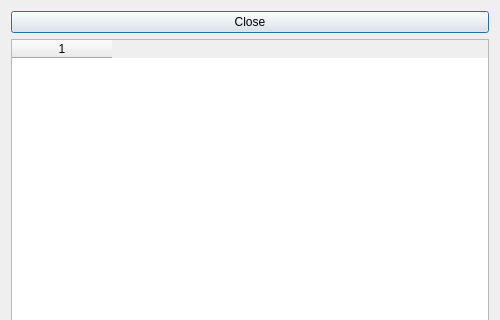
Qt form ui/EpgToday.ui (ntadej/tano) before a commit; both pictures show x 0 to 500 and y 0 to 320 of the 500 by 600 pixel window.
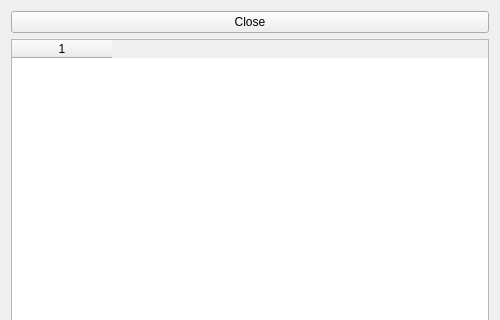
The same form after that commit. Icons and pictures are not drawn.

Commit message: Updated: Browser, Epg - Today, Added: Online help

```diff
--- a/ui/EpgToday.ui
+++ b/ui/EpgToday.ui
@@ -1,6 +1,6 @@
 <ui version="4.0" >
  <class>EpgTodayClass</class>
- <widget class="QDialog" name="EpgTodayClass" >
+ <widget class="QWidget" name="EpgTodayClass" >
   <property name="geometry" >
    <rect>
     <x>0</x>
```
The commit also changes 13 other files.
